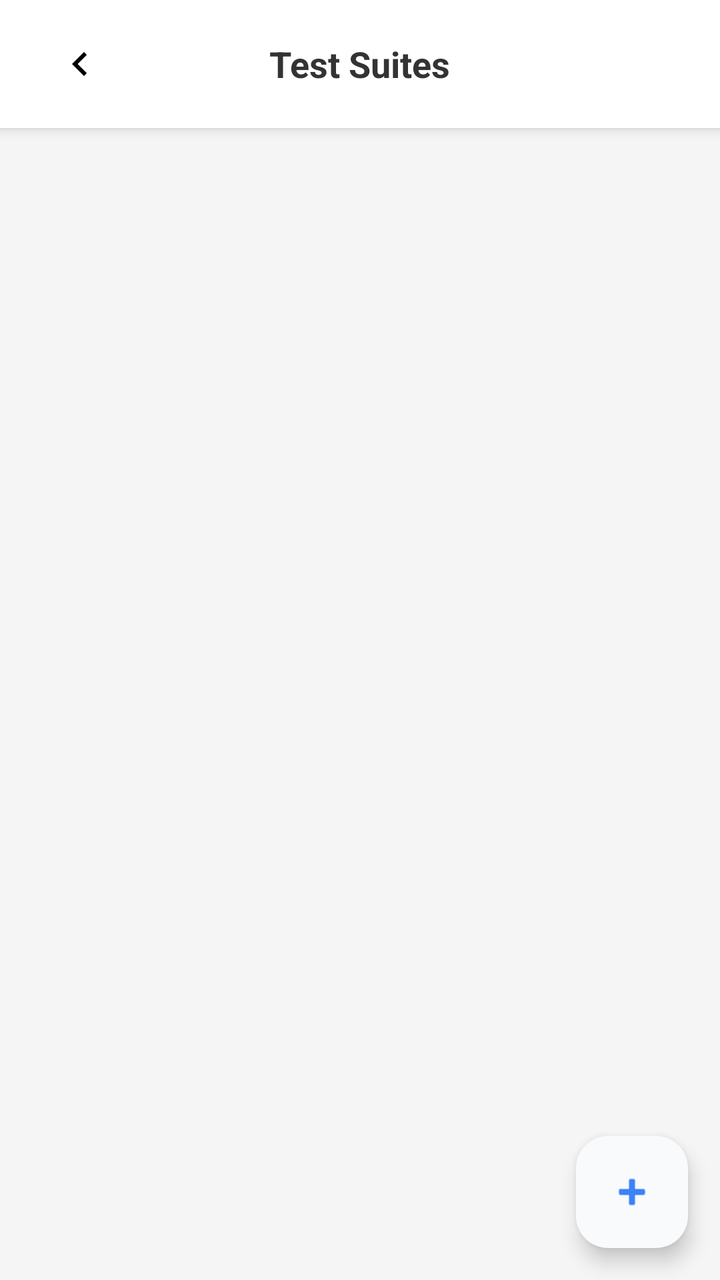
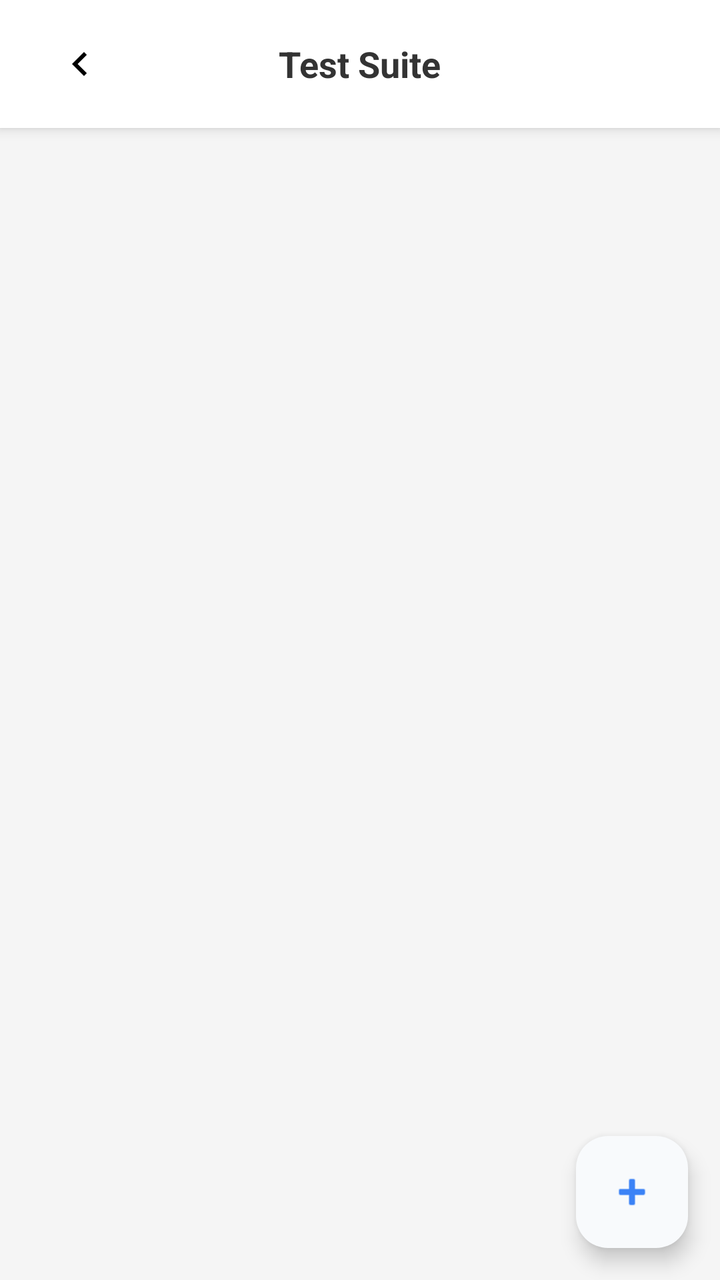

Before-and-after screenshots of an Android layout around one commit, followed by the original layout XML and the change that was made.
<!-- AndroidManifest.xml: application theme Theme.MySoftPOS -->
<!-- res/layout/activity_dynamic_test_suite.xml -->
<?xml version="1.0" encoding="utf-8"?>
<LinearLayout xmlns:android="http://schemas.android.com/apk/res/android"
    android:layout_width="match_parent"
    android:layout_height="match_parent"
    android:orientation="vertical"
    android:fitsSystemWindows="true"
    android:background="#F5F5F5">

    
    <RelativeLayout
        android:layout_width="match_parent"
        android:layout_height="?attr/actionBarSize"
        android:background="#FFFFFFFF"
        android:elevation="4dp"
        android:paddingHorizontal="@dimen/screen_padding_horizontal">

        <ImageButton
            android:id="@+id/btnBack"
            android:layout_width="48dp"
            android:layout_height="48dp"
            android:layout_centerVertical="true"
            android:background="?attr/selectableItemBackgroundBorderless"
            android:src="@drawable/ic_back"
            android:contentDescription="Back" />

        <TextView
            android:layout_width="wrap_content"
            android:layout_height="wrap_content"
            android:layout_centerInParent="true"
            android:text="Test Suites"
            android:textSize="18sp"
            android:textStyle="bold"
            android:textColor="#333333" />
    </RelativeLayout>

    <androidx.recyclerview.widget.RecyclerView
        android:id="@+id/recyclerViewSuites"
        android:layout_width="match_parent"
        android:layout_height="0dp"
        android:layout_weight="1"
        android:padding="8dp"/>

    <com.google.android.material.floatingactionbutton.FloatingActionButton
        android:id="@+id/fabAddSuite"
        android:layout_width="wrap_content"
        android:layout_height="wrap_content"
        android:layout_gravity="bottom|end"
        android:layout_margin="16dp"
        android:src="@android:drawable/ic_input_add"
        android:contentDescription="Add Suite" />

</LinearLayout>
<!-- resources referenced by this layout -->
<resources>
  <dimen name="screen_padding_horizontal">16dp</dimen>
  <!-- drawable ic_back (drawable) -->
  <?xml version="1.0" encoding="utf-8"?>
  <vector xmlns:android="http://schemas.android.com/apk/res/android" android:width="24dp" android:height="24dp" android:viewportWidth="24" android:viewportHeight="24"><path android:fillColor="#000000" android:pathData="M15.41,7.41L14,6l-6,6 6,6 1.41,-1.41L10.83,12z"/></vector>
  <style name="Theme.MySoftPOS" parent="Theme.Material3.Light.NoActionBar">
          
          <item name="colorPrimary">@color/primary</item>
          <item name="colorOnPrimary">@color/on_primary</item>
          <item name="colorPrimaryContainer">@color/background</item>
          <item name="colorOnPrimaryContainer">@color/primary</item>
  
          <item name="colorSecondary">@color/secondary</item>
          <item name="colorOnSecondary">@color/on_secondary</item>
          
          
          <item name="colorSurface">@color/surface</item>
          <item name="colorOnSurface">@color/on_surface</item>
          <item name="android:colorBackground">@color/background</item>
          <item name="android:textColorPrimary">@color/text_primary</item>
          <item name="android:textColorSecondary">@color/text_secondary</item>
          
          
          <item name="android:editTextColor">@color/text_primary</item>
          <item name="android:textColorHint">@color/text_hint</item>
  
          <item name="colorError">@color/error</item>
          
          <item name="android:statusBarColor">@color/background</item>
          <item name="android:windowLightStatusBar">true</item>
  
          
          <item name="android:windowAnimationStyle">@style/AppWindowAnimations</item>
  
          
          <item name="android:fontFamily">sans-serif</item>
      </style>
  <color name="primary">#3B82F6</color>
  <color name="on_primary">#FFFFFF</color>
  <color name="background">#F8FAFC</color>
  <color name="secondary">#06B6D4</color>
  <color name="on_secondary">#000000</color>
  <color name="surface">#FFFFFF</color>
  <color name="on_surface">#1E293B</color>
  <color name="text_primary">#1E293B</color>
  <color name="text_secondary">#64748B</color>
  <color name="text_hint">#94A3B8</color>
  <color name="error">#EF4444</color>
  <style name="AppWindowAnimations" parent="@android:style/Animation.Activity">
          <item name="android:activityOpenEnterAnimation">@anim/slide_in_right</item>
          <item name="android:activityOpenExitAnimation">@anim/slide_out_left</item>
          <item name="android:activityCloseEnterAnimation">@anim/slide_in_left</item>
          <item name="android:activityCloseExitAnimation">@anim/slide_out_right</item>
      </style>
</resources>

<!-- the commit's change to res/layout/activity_dynamic_test_suite.xml (unified diff, before → after) -->
@@ -27,7 +27,7 @@
             android:layout_width="wrap_content"
             android:layout_height="wrap_content"
             android:layout_centerInParent="true"
-            android:text="Test Suites"
+            android:text="@string/test_suite"
             android:textSize="18sp"
             android:textStyle="bold"
             android:textColor="#333333" />
<!-- resource entries referenced after the edit -->
@@ -4,6 +4,7 @@
   <!-- drawable ic_back (drawable) -->
   <?xml version="1.0" encoding="utf-8"?>
   <vector xmlns:android="http://schemas.android.com/apk/res/android" android:width="24dp" android:height="24dp" android:viewportWidth="24" android:viewportHeight="24"><path android:fillColor="#000000" android:pathData="M15.41,7.41L14,6l-6,6 6,6 1.41,-1.41L10.83,12z"/></vector>
+  <string name="test_suite">Test Suite</string>
   <style name="Theme.MySoftPOS" parent="Theme.Material3.Light.NoActionBar">
           
           <item name="colorPrimary">@color/primary</item>
